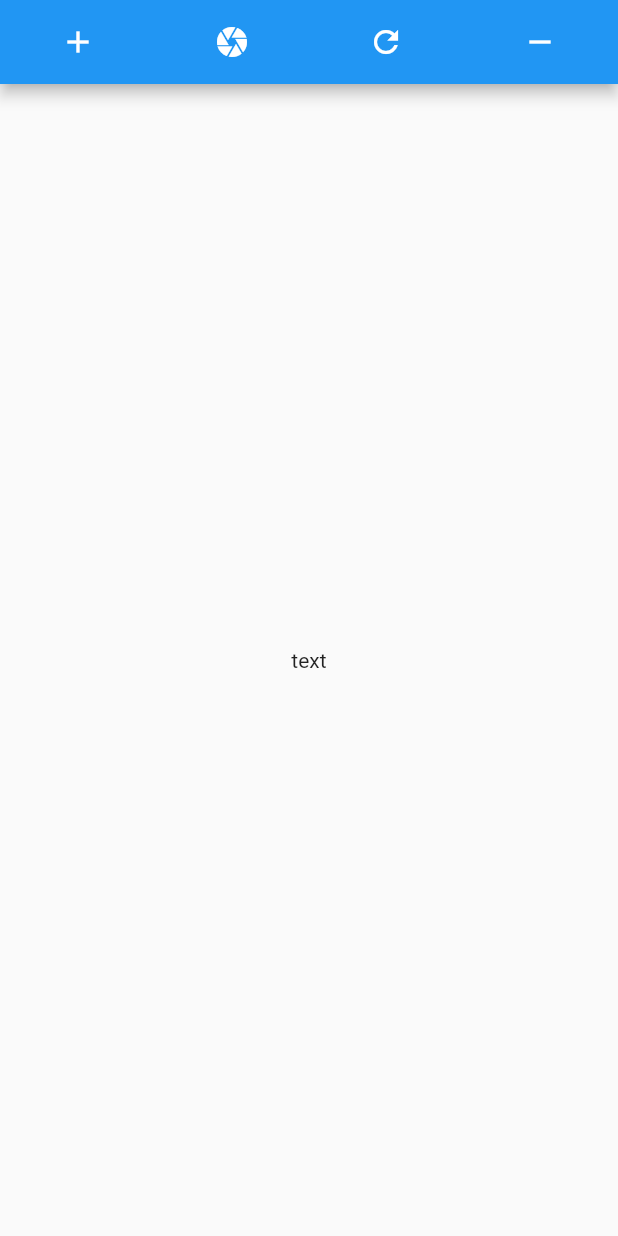
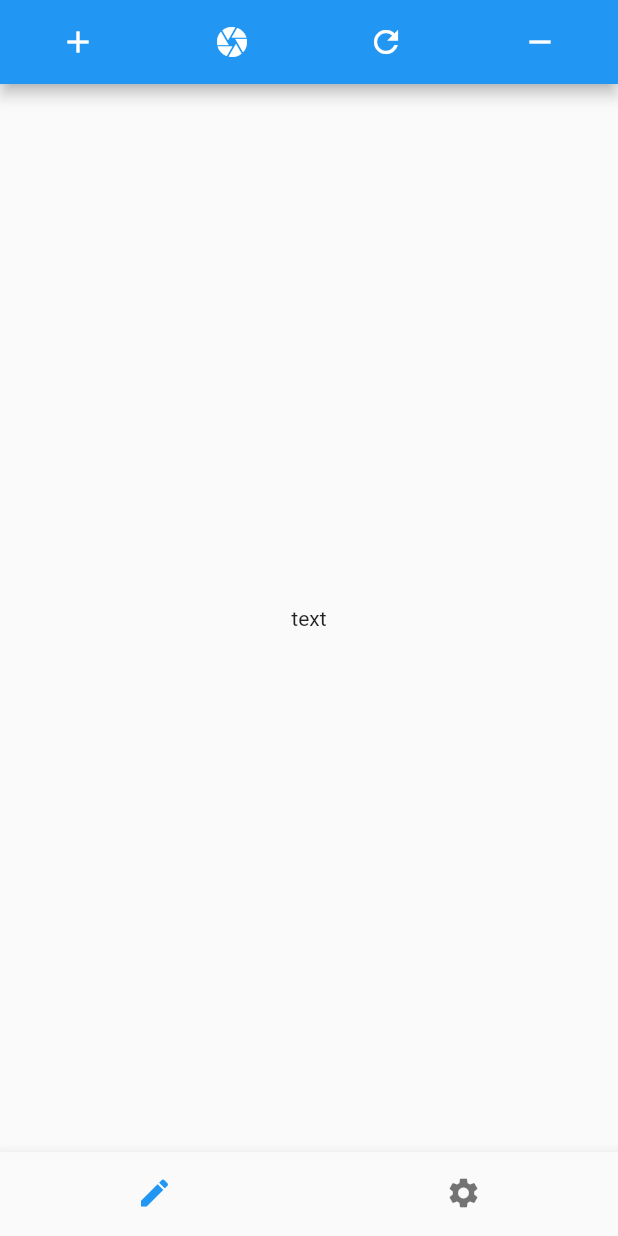
Before and after one commit to app-createur-pro/my_app, a Flutter app: the screen it shows after launch, on a phone screen of 412 x 824 dp. Run offline on Flutter 3.47's test engine with Material 2 defaults, Android fonts, the phone set to English and light mode, and no system bars.

Commit message:
bottom navigation bar & app bar

```diff
--- a/lib/controllers/navigation_controller.dart
+++ b/lib/controllers/navigation_controller.dart
@@ -4,6 +4,7 @@ import 'package:flutter/material.dart';
 class NavigationController {
 
   Map<Widget, Function> appBarIcons;
+  Map<Widget, Function> bottomBarIcons;
 
   NavigationController.appBar() {
     appBarIcons = {
@@ -13,6 +14,15 @@ class NavigationController {
       Icon(Icons.remove): _clickRemoveButton
     };
   }
+
+  NavigationController.bottomBar() {
+    bottomBarIcons = {
+      Icon(Icons.create): _clickPenButton,
+      Icon(Icons.settings): _clickSettingsButton,
+    };
+  }
+
+  //App bar
 
   void _clickAddButton() {
     print("click sur add button");
@@ -31,4 +41,15 @@ class NavigationController {
     print("click sur remove button");
   }
 
+  //Bottom bar
+
+  void _clickPenButton() {
+    print("click sur pen button");
+  }
+
+  void _clickSettingsButton() {
+    print("click sur settings button");
+  }
+
+
 }
--- a/lib/screens/home_screen.dart
+++ b/lib/screens/home_screen.dart
@@ -14,12 +14,15 @@ class HomeScreen extends StatefulWidget {
 
 class _HomeScreenState extends State<HomeScreen> {
 
-  NavigationController _navigationController;
+  NavigationController _appBarController;
+  NavigationController _bottomBarController;
+  int _currentIndex = 0;
 
   @override
   void initState() {
     super.initState();
-    _navigationController = NavigationController.appBar();
+    _appBarController = NavigationController.appBar();
+    _bottomBarController = NavigationController.bottomBar();
   }
 
   @override
@@ -30,7 +33,7 @@ class _HomeScreenState extends State<HomeScreen> {
         title: Row(
           mainAxisAlignment: MainAxisAlignment.spaceBetween,
           crossAxisAlignment: CrossAxisAlignment.center,
-          children: _navigationController.appBarIcons.entries.map(
+          children: _appBarController.appBarIcons.entries.map(
                   (entry) => GestureDetector(
                     onTap: () => entry.value.call(),
                     child: entry.key,
@@ -47,7 +50,24 @@ class _HomeScreenState extends State<HomeScreen> {
               Text("text")
             ],
           )
-      ), // This trailing comma makes auto-formatting nicer for build methods.
+      ), //
+      bottomNavigationBar: BottomNavigationBar(
+        showSelectedLabels: false,
+        showUnselectedLabels: false,
+        currentIndex: _currentIndex,
+        onTap: (int index) {
+          setState(() {
+            _currentIndex = index;
+          });
+          _bottomBarController.bottomBarIcons.values.toList()[index].call();
+        },
+        items: _bottomBarController.bottomBarIcons.entries.map(
+                (entry) => BottomNavigationBarItem(
+                    icon: entry.key,
+                    label: ""
+                )
+        ).toList()
+      ),// This trailing comma makes auto-formatting nicer for build methods.
     );
   }
 
```
